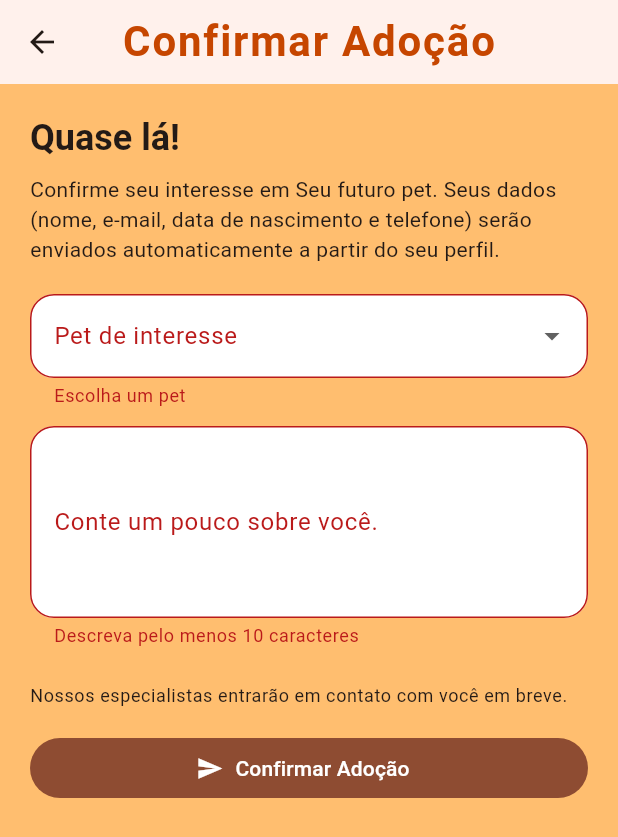
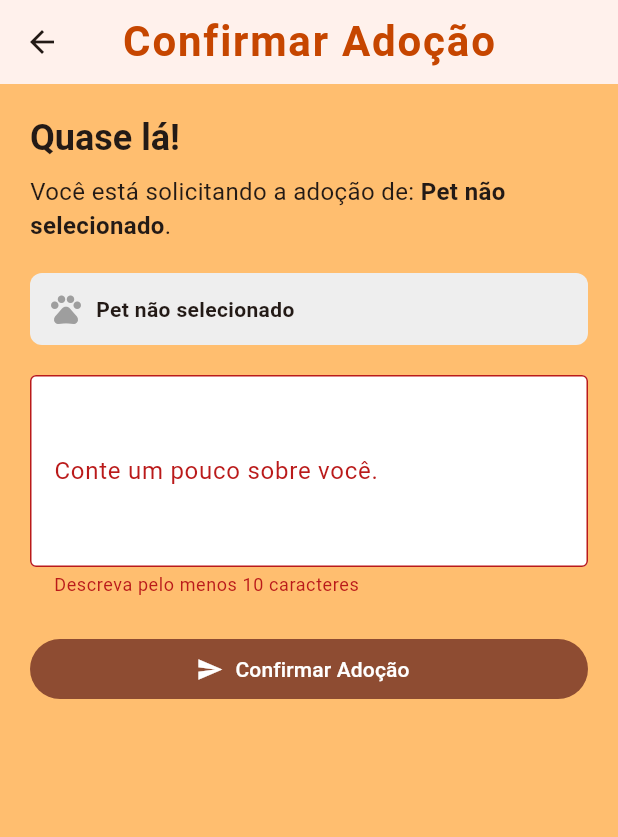
Before and after one commit to Jorgelino328/adopet-app, a Flutter app: the AdoptionFormPage screen opened directly, after a tap on "Confirmar Adoção", on a phone screen of 412 x 824 dp. Shown: the top 837 px of the screen. Run offline on Flutter 3.47's test engine with Material 3 defaults, Android fonts, the phone set to English and light mode, and no system bars; our stand-ins replace shared_preferences, sqflite_common_ffi; missing offline and left inert: auth0_flutter; accounts and stored records are empty; network calls fail.

Commit message:
feat: final touches

```diff
--- a/lib/features/adoption/presentation/pages/adoption_form_page.dart
+++ b/lib/features/adoption/presentation/pages/adoption_form_page.dart
@@ -17,16 +17,6 @@ class _AdoptionFormPageState extends State<AdoptionFormPage> {
   final _noteController = TextEditingController();
   final PersistenceService _persistence = PersistenceService();
 
-  String? _petPreference;
-
-  @override
-  void initState() {
-    super.initState();
-    if (widget.selectedPet != null) {
-      _petPreference = widget.selectedPet!.name;
-    }
-  }
-
   @override
   void dispose() {
     _noteController.dispose();
@@ -37,7 +27,6 @@ class _AdoptionFormPageState extends State<AdoptionFormPage> {
     if (!_formKey.currentState!.validate()) return;
 
     final currentUser = AuthService.instance.currentUser;
-
     if (currentUser == null) {
       ScaffoldMessenger.of(context).showSnackBar(
         const SnackBar(content: Text('Você precisa estar logado para adotar.')),
@@ -45,8 +34,10 @@ class _AdoptionFormPageState extends State<AdoptionFormPage> {
       return;
     }
 
+    if (widget.selectedPet == null) return;
+
     final existingSubmissions = await _persistence.loadSubmissions();
-    final alreadyAdopted = existingSubmissions.any((s) => s['petId'] == widget.selectedPet?.id);
+    final alreadyAdopted = existingSubmissions.any((s) => s['petId'] == widget.selectedPet!.id);
 
     if (alreadyAdopted) {
       if (!mounted) return;
@@ -74,7 +65,7 @@ class _AdoptionFormPageState extends State<AdoptionFormPage> {
       'email': currentUser.email,
       'dob': currentUser.dob,
       'contactNumber': currentUser.contactNumber,
-      'petId': widget.selectedPet?.id ?? 'desconhecido',
+      'petId': widget.selectedPet!.id,
       'note': _noteController.text.trim(),
       'timestamp': DateTime.now().toIso8601String(),
     };
@@ -82,7 +73,6 @@ class _AdoptionFormPageState extends State<AdoptionFormPage> {
     await _persistence.saveSubmission(submission);
 
     if (!mounted) return;
-
     ScaffoldMessenger.of(context).showSnackBar(
       const SnackBar(content: Text('Interesse registrado com sucesso!')),
     );
@@ -91,7 +81,7 @@ class _AdoptionFormPageState extends State<AdoptionFormPage> {
 
   @override
   Widget build(BuildContext context) {
-    final selectedPetName = widget.selectedPet?.name ?? 'Seu futuro pet';
+    final petName = widget.selectedPet?.name ?? 'Pet não selecionado';
 
     return Scaffold(
       appBar: AppBar(title: const Text('Confirmar Adoção')),
@@ -102,51 +92,51 @@ class _AdoptionFormPageState extends State<AdoptionFormPage> {
           child: Column(
             crossAxisAlignment: CrossAxisAlignment.start,
             children: [
-              Text(
-                'Quase lá!',
-                style: Theme.of(context).textTheme.headlineSmall?.copyWith(
-                  fontWeight: FontWeight.bold,
+              Text('Quase lá!', style: Theme.of(context).textTheme.headlineSmall?.copyWith(fontWeight: FontWeight.bold)),
+              const SizedBox(height: 8),
+              Text.rich(
+                TextSpan(
+                  text: 'Você está solicitando a adoção de: ',
+                  style: Theme.of(context).textTheme.bodyMedium?.copyWith(fontSize: 16),
+                  children: [
+                    TextSpan(
+                      text: petName,
+                      style: const TextStyle(
+                        fontWeight: FontWeight.bold,
+                      ),
+                    ),
+                    const TextSpan(text: '.'),
+                  ],
                 ),
               ),
-              const SizedBox(height: 8),
-              Text(
-                'Confirme seu interesse em $selectedPetName. Seus dados (nome, e-mail, data de nascimento e telefone) serão enviados automaticamente a partir do seu perfil.',
+              const SizedBox(height: 20),
+
+              Container(
+                padding: const EdgeInsets.all(12),
+                decoration: BoxDecoration(color: Colors.grey[200], borderRadius: BorderRadius.circular(8)),
+                child: Row(
+                  children: [
+                    const Icon(Icons.pets, color: Colors.grey),
+                    const SizedBox(width: 8),
+                    Text(petName, style: const TextStyle(fontWeight: FontWeight.bold)),
+                  ],
+                ),
               ),
+
               const SizedBox(height: 20),
-              DropdownButtonFormField<String>(
-                value: _petPreference,
-                decoration: const InputDecoration(labelText: 'Pet de interesse'),
-                items: const [
-                  DropdownMenuItem(value: 'Luna', child: Text('Luna')),
-                  DropdownMenuItem(value: 'Milo', child: Text('Milo')),
-                  DropdownMenuItem(value: 'Pipoca', child: Text('Pipoca')),
-                  DropdownMenuItem(value: 'Bela', child: Text('Bela')),
-                  DropdownMenuItem(value: 'Nina', child: Text('Nina')),
-                ],
-                onChanged: (value) => setState(() => _petPreference = value),
-                validator: (value) => value == null ? 'Escolha um pet' : null,
-              ),
-              const SizedBox(height: 12),
               TextFormField(
                 controller: _noteController,
                 maxLines: 4,
                 decoration: const InputDecoration(
                   labelText: 'Conte um pouco sobre você.',
                   hintText: 'Escreva por que você quer adotar...',
+                  border: OutlineInputBorder(),
                 ),
-                validator: (value) {
-                  if (value == null || value.trim().length < 10) {
-                    return 'Descreva pelo menos 10 caracteres';
-                  }
-                  return null;
-                },
+                validator: (value) => (value == null || value.trim().length < 10)
+                    ? 'Descreva pelo menos 10 caracteres'
+                    : null,
               ),
               const SizedBox(height: 24),
-              Text(
-                'Nossos especialistas entrarão em contato com você em breve.',
-                style: Theme.of(context).textTheme.bodySmall,
-              ),
-              const SizedBox(height: 16),
               SizedBox(
                 width: double.infinity,
                 child: FilledButton.icon(
--- a/lib/features/products/presentation/pages/pet_details_page.dart
+++ b/lib/features/products/presentation/pages/pet_details_page.dart
@@ -30,7 +30,6 @@ class PetDetailsPage extends StatelessWidget {
                 shape: RoundedRectangleBorder(
                   borderRadius: BorderRadius.circular(20),
                 ),
-                // This is the "card" color
                 color: Colors.white,
                 child: Padding(
                   padding: const EdgeInsets.all(24),
--- a/lib/features/products/presentation/widgets/pet_card.dart
+++ b/lib/features/products/presentation/widgets/pet_card.dart
@@ -14,7 +14,7 @@ class PetCard extends StatelessWidget {
   final PetItem pet;
   final bool isFavorite;
   final VoidCallback onFavoritePressed;
-  final VoidCallback onAdoptPressed;
+  final VoidCallback? onAdoptPressed;
 
   @override
   Widget build(BuildContext context) {
```
Also changed, not shown: lib/features/products/presentation/pages/products_page.dart (+46 -17 lines).
